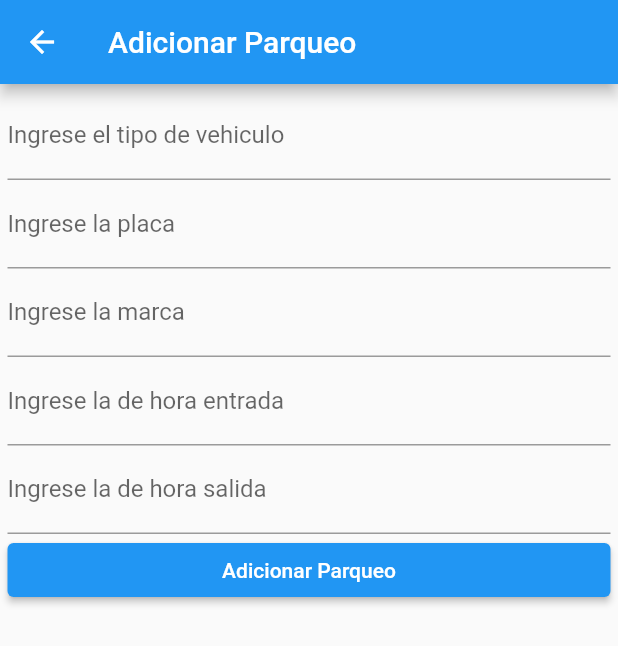
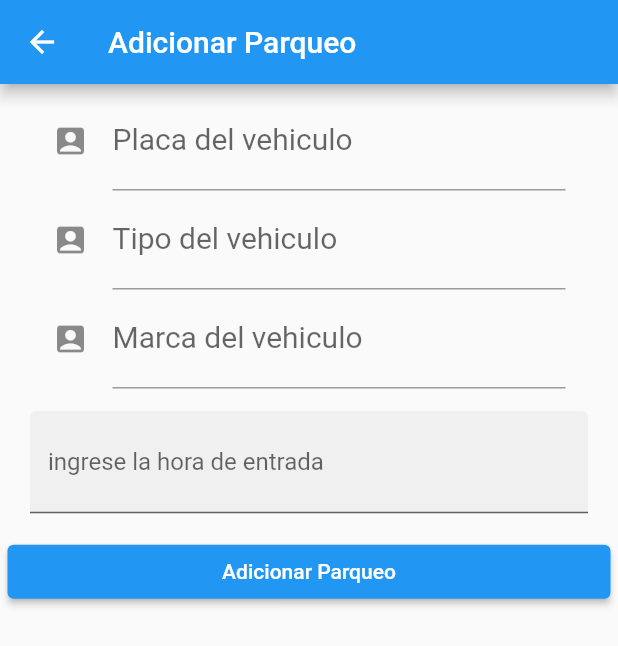
Before and after one commit to hildelbrandocorreasalcedo/best_parking_app, a Flutter app: the AgregarParqueo screen opened directly, on a phone screen of 412 x 824 dp. Shown: the top 646 px of the screen. Run offline on Flutter 3.47's test engine with Material 2 defaults, Android fonts, the phone set to English and light mode, and no system bars; our stand-ins replace get; network calls fail.

Commit message:
mejora formulario adicionar

```diff
--- a/lib/pages/adicionar.dart
+++ b/lib/pages/adicionar.dart
@@ -1,3 +1,4 @@
+//import 'package:dropdownfield/dropdownfield.dart';
 import 'package:flutter/material.dart';
 
 import '../peticiones/peticioneshttp.dart';
@@ -18,6 +19,9 @@ class _AgregarParqueoState extends State<AgregarParqueo> {
   TextEditingController controlhora_entrada = TextEditingController();
   TextEditingController controlhora_salida = TextEditingController();
 
+  String seleccionado_1 = "";
+  late DateTime? horaentrada;
+
   @override
   Widget build(BuildContext context) {
     return Scaffold(
@@ -29,19 +33,97 @@ class _AgregarParqueoState extends State<AgregarParqueo> {
         child: Center(
             child: ListView(
           children: [
-            TextField(
-              controller: controltipo,
-              decoration:
-                  InputDecoration(labelText: 'Ingrese el tipo de vehiculo'),
+            Container(
+              padding: EdgeInsets.symmetric(horizontal: 30.0),
+              child: TextField(
+                cursorColor: Colors.red.shade400,
+                style: TextStyle(
+                  color: Colors.black,
+                  fontSize: 20,
+                ),
+                controller: controlplaca,
+                decoration: InputDecoration(
+                    icon: Icon(Icons.account_box),
+                    labelText: 'Placa del vehiculo'),
+                onChanged: (value) {},
+              ),
             ),
-            TextField(
-              controller: controlplaca,
-              decoration: InputDecoration(labelText: 'Ingrese la placa'),
+            Container(
+              padding: EdgeInsets.symmetric(horizontal: 30.0),
+              child: TextField(
+                cursorColor: Colors.red.shade400,
+                style: TextStyle(
+                  color: Colors.black,
+                  fontSize: 20,
+                ),
+                controller: controltipo,
+                decoration: InputDecoration(
+                    icon: Icon(Icons.account_box),
+                    labelText: 'Tipo del vehiculo'),
+                onChanged: (value) {},
+              ),
             ),
-            TextField(
-              controller: controlmarca,
-              decoration: InputDecoration(labelText: 'Ingrese la marca'),
+            Container(
+              padding: EdgeInsets.symmetric(horizontal: 30.0),
+              child: TextField(
+                cursorColor: Colors.red.shade400,
+                style: TextStyle(
+                  color: Colors.black,
+                  fontSize: 20,
+                ),
+                controller: controlmarca,
+                decoration: InputDecoration(
+                    icon: Icon(Icons.account_box),
+                    labelText: 'Marca del vehiculo'),
+                onChanged: (value) {},
+              ),
             ),
+            Padding(
+              padding: EdgeInsets.all(15.0),
+              child: TextField(
+                controller: controlhora_entrada,
+                decoration: InputDecoration(
+                    filled: true,
+                    labelText: 'ingrese la hora de entrada  ',
+                    suffix: GestureDetector(
+                      child: Icon(Icons.close),
+                      onTap: () {
+                        controlhora_entrada.clear();
+                      },
+                    )),
+                onTap: () async {
+                  var nowTime = DateTime.now();
+                  controlhora_entrada.text = '$nowTime';
+                  horaentrada = nowTime;
+                },
+              ),
+            ),
+            /*Container(
+              height: MediaQuery.of(context).size.height,
+              width: MediaQuery.of(context).size.width,
+              padding: EdgeInsets.all(20),
+              child: Column(
+                  mainAxisAlignment: MainAxisAlignment.center,
+                  crossAxisAlignment: CrossAxisAlignment.stretch,
+                  children: <Widget>[
+                    SizedBox(
+                      height: 20,
+                    ),
+                    DropDownField(
+                      controller: controltipo,
+                      hintText: "Tipo de Vehiculo",
+                      enabled: true,
+                      itemsVisibleInDropdown: 5,
+                      items: ["CARRO", "MOTO"],
+                      onValueChanged: (value) {
+                        setState(() {
+                          seleccionado_1 = value;
+                        });
+                      },
+                    )
+                  ]),
+            ),
+
             TextField(
               controller: controlhora_entrada,
               decoration:
@@ -51,7 +133,7 @@ class _AgregarParqueoState extends State<AgregarParqueo> {
               controller: controlhora_salida,
               decoration:
                   InputDecoration(labelText: 'Ingrese la de hora salida'),
-            ),
+            ),*/
             ElevatedButton(
                 onPressed: () {
                   adicionarParqueo(
@@ -68,4 +150,10 @@ class _AgregarParqueoState extends State<AgregarParqueo> {
       ),
     );
   }
+
+  void dropdownCallback(String? selectedValue) {
+    if (selectedValue is String) {
+      setState(() {});
+    }
+  }
 }
```
